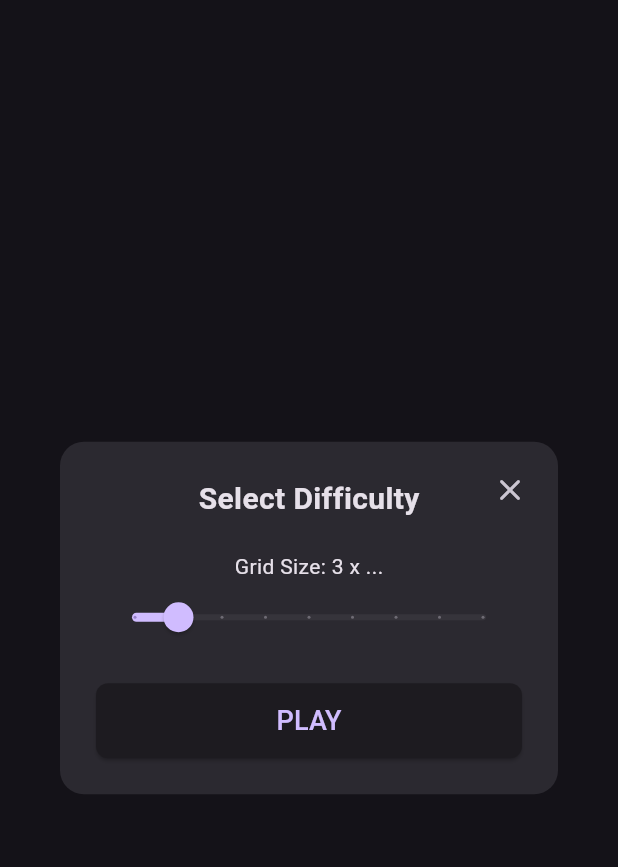
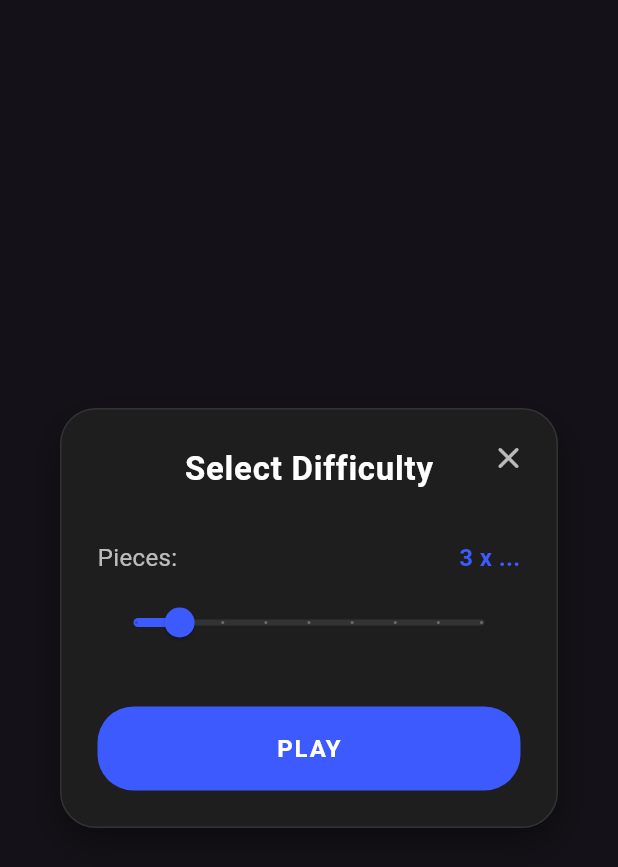
Before and after one commit to bstamenkovits/jigsaw-puzzle, a Flutter app: the DifficultyDialog widget shown alone on an empty page, opened directly with empty values, on a phone screen of 412 x 824 dp. Shown: the top 867 px of the screen. Run offline on Flutter 3.47's test engine with Material 3 defaults, Android fonts, the phone set to English and light mode, and no system bars.

Commit message:
reorganized project structure and implemented centralized AppStyle with UI improvements

```diff
--- a/lib/home_screen.dart
+++ /dev/null
@@ -1,128 +0,0 @@
-import 'package:flutter/material.dart';
-import 'puzzle_page.dart';
-
-class HomeScreen extends StatelessWidget {
-  const HomeScreen({super.key});
-
-  @override
-  Widget build(BuildContext context) {
-    const backgroundColor = Color(0xFF1c1c1c);
-    return Scaffold(
-      backgroundColor: backgroundColor,
-      appBar: AppBar(
-        title: const Text('Choose a Puzzle'),
-        backgroundColor: Colors.transparent,
-        elevation: 0,
-      ),
-      body: GridView.builder(
-        padding: const EdgeInsets.all(8),
-        gridDelegate: const SliverGridDelegateWithFixedCrossAxisCount(
-          crossAxisCount: 3,
-          crossAxisSpacing: 8,
-          mainAxisSpacing: 8,
-        ),
-        itemCount: 136, // Based on the file list
-        itemBuilder: (context, index) {
-          final imagePath = 'assets/pictures/image$index.jpg';
-          return GestureDetector(
-            onTap: () => _showDifficultyDialog(context, index),
-            child: ClipRRect(
-              borderRadius: BorderRadius.circular(8),
-              child: Image.asset(
-                imagePath,
-                fit: BoxFit.cover,
-              ),
-            ),
-          );
-        },
-      ),
-    );
-  }
-
-  void _showDifficultyDialog(BuildContext context, int imageIdx) {
-    showDialog(
-      context: context,
-      builder: (context) {
-        return DifficultyDialog(imageIdx: imageIdx);
-      },
-    );
-  }
-}
-
-class DifficultyDialog extends StatefulWidget {
-  final int imageIdx;
-  const DifficultyDialog({super.key, required this.imageIdx});
-
-  @override
-  State<DifficultyDialog> createState() => _DifficultyDialogState();
-}
-
-class _DifficultyDialogState extends State<DifficultyDialog> {
-  double _difficulty = 3;
-
-  @override
-  Widget build(BuildContext context) {
-    return Dialog(
-      shape: RoundedRectangleBorder(borderRadius: BorderRadius.circular(16)),
-      child: Stack(
-        children: [
-          Padding(
-            padding: const EdgeInsets.all(24.0),
-            child: Column(
-              mainAxisSize: MainAxisSize.min,
-              children: [
-                const Text(
-                  'Select Difficulty',
-                  style: TextStyle(fontSize: 20, fontWeight: FontWeight.bold),
-                ),
-                const SizedBox(height: 20),
-                Text('Grid Size: ${_difficulty.toInt()} x ...'),
-                Slider(
-                  value: _difficulty,
-                  min: 2,
-                  max: 10,
-                  divisions: 8,
-                  label: _difficulty.toInt().toString(),
-                  onChanged: (value) {
-                    setState(() {
-                      _difficulty = value;
-                    });
-                  },
-                ),
-                const SizedBox(height: 20),
-                ElevatedButton(
-                  onPressed: () {
-                    Navigator.of(context).pop();
-                    Navigator.of(context).push(
-                      MaterialPageRoute(
-                        builder: (context) => PuzzlePage(
-                          imageIdx: widget.imageIdx,
-                          difficulty: _difficulty.toInt(),
-                        ),
-                      ),
-                    );
-                  },
-                  style: ElevatedButton.styleFrom(
-                    minimumSize: const Size(double.infinity, 50),
-                    shape: RoundedRectangleBorder(
-                      borderRadius: BorderRadius.circular(8),
-                    ),
-                  ),
-                  child: const Text('PLAY', style: TextStyle(fontSize: 18)),
-                ),
-              ],
-            ),
-          ),
-          Positioned(
-            right: 8,
-            top: 8,
-            child: IconButton(
-              icon: const Icon(Icons.close_rounded),
-              onPressed: () => Navigator.of(context).pop(),
-            ),
-          ),
-        ],
-      ),
-    );
-  }
-}
--- a/lib/main.dart
+++ b/lib/main.dart
@@ -1,5 +1,5 @@
 import 'package:flutter/material.dart';
-import 'home_screen.dart';
+import 'pages/home_screen.dart';
 
 void main() {
   runApp(const MyApp());
--- /dev/null
+++ b/lib/pages/home_screen.dart
@@ -0,0 +1,163 @@
+import 'package:flutter/material.dart';
+import 'puzzle_page.dart';
+import '../style.dart';
+
+class HomeScreen extends StatelessWidget {
+  const HomeScreen({super.key});
+
+  @override
+  Widget build(BuildContext context) {
+    return Scaffold(
+      backgroundColor: AppStyle.background,
+      appBar: AppBar(
+        title: const Text('Jigsaw Puzzles', style: AppStyle.heading),
+        backgroundColor: Colors.transparent,
+        elevation: 0,
+        centerTitle: true,
+      ),
+      body: GridView.builder(
+        padding: const EdgeInsets.all(AppStyle.paddingMedium),
+        gridDelegate: const SliverGridDelegateWithFixedCrossAxisCount(
+          crossAxisCount: 3,
+          crossAxisSpacing: AppStyle.paddingMedium,
+          mainAxisSpacing: AppStyle.paddingMedium,
+        ),
+        itemCount: 136,
+        itemBuilder: (context, index) {
+          final imagePath = 'assets/pictures/image$index.jpg';
+          return GestureDetector(
+            onTap: () => _showDifficultyDialog(context, index),
+            child: Container(
+              decoration: BoxDecoration(
+                borderRadius: BorderRadius.circular(AppStyle.borderRadius / 2),
+                border: Border.all(color: AppStyle.border, width: 1),
+                boxShadow: [
+                  BoxShadow(
+                    color: Colors.black.withValues(alpha: 0.2),
+                    blurRadius: 8,
+                    offset: const Offset(0, 4),
+                  )
+                ],
+              ),
+              child: ClipRRect(
+                borderRadius: BorderRadius.circular(AppStyle.borderRadius / 2 - 1),
+                child: Image.asset(
+                  imagePath,
+                  fit: BoxFit.cover,
+                ),
+              ),
+            ),
+          );
+        },
+      ),
+    );
+  }
+
+  void _showDifficultyDialog(BuildContext context, int imageIdx) {
+    showDialog(
+      context: context,
+      barrierColor: Colors.black.withValues(alpha: 0.8),
+      builder: (context) => DifficultyDialog(imageIdx: imageIdx),
+    );
+  }
+}
+
+class DifficultyDialog extends StatefulWidget {
+  final int imageIdx;
+  const DifficultyDialog({super.key, required this.imageIdx});
+
+  @override
+  State<DifficultyDialog> createState() => _DifficultyDialogState();
+}
+
+class _DifficultyDialogState extends State<DifficultyDialog> {
+  double _difficulty = 3;
+
+  @override
+  Widget build(BuildContext context) {
+    return Center(
+      child: Container(
+        margin: const EdgeInsets.symmetric(horizontal: 40),
+        decoration: AppStyle.cardDecoration,
+        child: Material(
+          color: Colors.transparent,
+          child: Stack(
+            children: [
+              Padding(
+                padding: const EdgeInsets.all(AppStyle.paddingLarge),
+                child: Column(
+                  mainAxisSize: MainAxisSize.min,
+                  children: [
+                    const Text('Select Difficulty', style: AppStyle.heading),
+                    const SizedBox(height: 32),
+                    Row(
+                      mainAxisAlignment: MainAxisAlignment.spaceBetween,
+                      children: [
+                        const Text('Pieces:', style: AppStyle.body),
+                        Text(
+                          '${_difficulty.toInt()} x ...',
+                          style: AppStyle.body.copyWith(
+                            color: AppStyle.accent,
+                            fontWeight: FontWeight.bold,
+                          ),
+                        ),
+                      ],
+                    ),
+                    const SizedBox(height: 8),
+                    SliderTheme(
+                      data: SliderTheme.of(context).copyWith(
+                        activeTrackColor: AppStyle.accent,
+                        inactiveTrackColor: AppStyle.border,
+                        thumbColor: AppStyle.accent,
+                        overlayColor: AppStyle.accent.withValues(alpha: 0.2),
+                      ),
+                      child: Slider(
+                        value: _difficulty,
+                        min: 2,
+                        max: 10,
+                        divisions: 8,
+                        onChanged: (value) => setState(() => _difficulty = value),
+                      ),
+                    ),
+                    const SizedBox(height: 32),
+                    InkWell(
+                      onTap: () {
+                        Navigator.of(context).pop();
+                        Navigator.of(context).push(
+                          MaterialPageRoute(
+                            builder: (context) => PuzzlePage(
+                              imageIdx: widget.imageIdx,
+                              difficulty: _difficulty.toInt(),
+                            ),
+                          ),
+                        );
+                      },
+                      borderRadius: BorderRadius.circular(AppStyle.borderRadius),
+                      child: Container(
+                        height: 56,
+                        alignment: Alignment.center,
+                        decoration: BoxDecoration(
+                          color: AppStyle.accent,
+                          borderRadius: BorderRadius.circular(AppStyle.borderRadius),
+                        ),
+                        child: const Text('PLAY', style: AppStyle.buttonLabel),
+                      ),
+                    ),
+                  ],
+                ),
+              ),
+              Positioned(
+                right: 8,
+                top: 8,
+                child: IconButton(
+                  icon: const Icon(Icons.close_rounded, color: AppStyle.textSecondary),
+                  onPressed: () => Navigator.of(context).pop(),
+                ),
+              ),
+            ],
+          ),
+        ),
+      ),
+    );
+  }
+}
--- /dev/null
+++ b/lib/style.dart
@@ -0,0 +1,54 @@
+import 'package:flutter/material.dart';
+
+class AppStyle {
+  // Colors
+  static const Color background = Color(0xFF121212);
+  static const Color surface = Color(0xFF1E1E1E);
+  static const Color accent = Color(0xFF3D5AFE);
+  static const Color textPrimary = Color(0xFFFFFFFF);
+  static const Color textSecondary = Color(0xB3FFFFFF);
+  static const Color success = Color(0xFF00E676);
+  static const Color border = Color(0xFF333333);
+
+  // Dimensions
+  static const double borderRadius = 24.0;
+  static const double borderWidth = 1.0;
+  static const double paddingLarge = 24.0;
+  static const double paddingMedium = 16.0;
+  static const double paddingSmall = 8.0;
+
+  // Text Styles
+  static const TextStyle heading = TextStyle(
+    color: textPrimary,
+    fontSize: 22,
+    fontWeight: FontWeight.bold,
+    letterSpacing: 0.5,
+  );
+
+  static const TextStyle body = TextStyle(
+    color: textSecondary,
+    fontSize: 16,
+    fontWeight: FontWeight.w400,
+  );
+
+  static const TextStyle buttonLabel = TextStyle(
+    color: textPrimary,
+    fontSize: 16,
+    fontWeight: FontWeight.bold,
+    letterSpacing: 1.2,
+  );
+
+  // Decorative
+  static BoxDecoration cardDecoration = BoxDecoration(
+    color: surface,
+    borderRadius: BorderRadius.circular(borderRadius),
+    border: Border.all(color: border, width: borderWidth),
+    boxShadow: [
+      BoxShadow(
+        color: Colors.black.withValues(alpha: 0.4),
+        blurRadius: 20,
+        offset: const Offset(0, 10),
+      ),
+    ],
+  );
+}
```
Also changed, not shown: lib/core/board.dart (renamed from lib/board.dart, +24 -26 lines), lib/pages/puzzle_page.dart (renamed from lib/puzzle_page.dart, +5 -5 lines), lib/core/piece.dart (renamed from lib/piece.dart), lib/core/puzzle_engine.dart (renamed from lib/puzzle_engine.dart).
